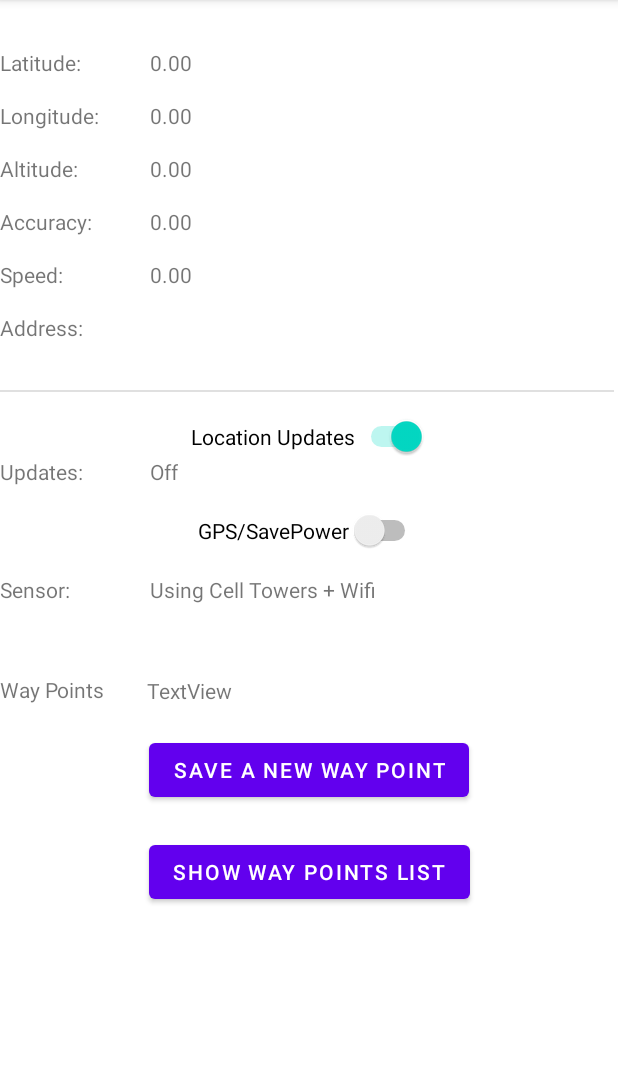
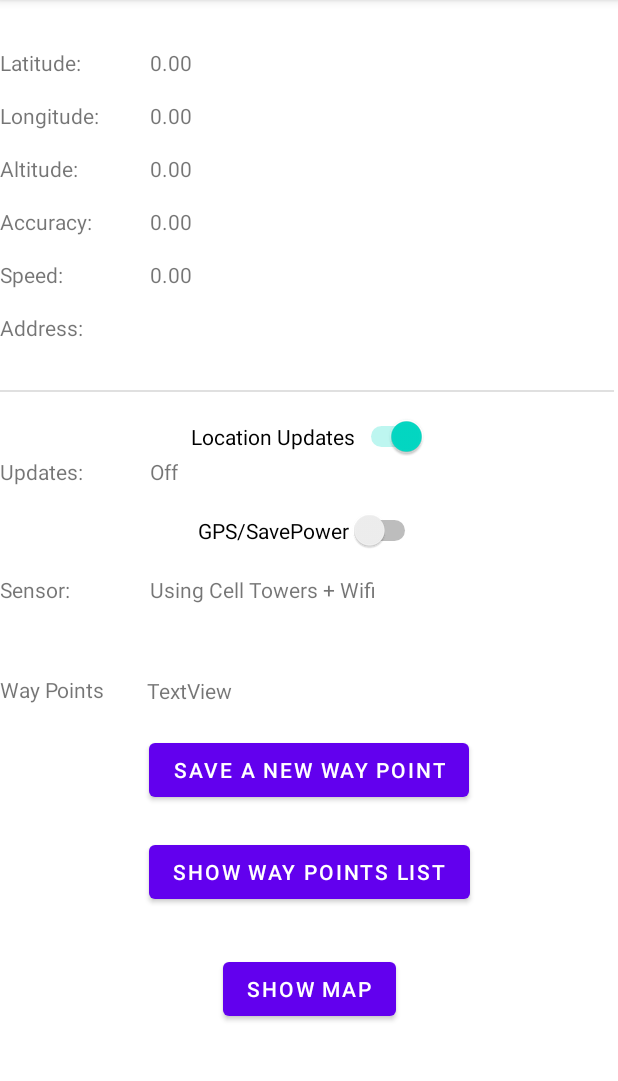
Before and after one commit to zeyadelhalawany9th/SimpleGPSTracking, an Android app: the screen it shows after launch (MainActivity), on a phone screen of 412 x 824 dp, the part 84-1165 px from its top. Run offline under Robolectric (Android 15) with nearby library versions, the light colour scheme and no system bars.

Commit message:
final updates

```diff
--- a/app/build.gradle
+++ b/app/build.gradle
@@ -1,5 +1,6 @@
 plugins {
     id 'com.android.application'
+    id 'com.google.android.libraries.mapsplatform.secrets-gradle-plugin'
 }
 
 android {
@@ -25,6 +26,9 @@ android {
         sourceCompatibility JavaVersion.VERSION_1_8
         targetCompatibility JavaVersion.VERSION_1_8
     }
+    buildFeatures {
+        viewBinding true
+    }
 }
 
 dependencies {
@@ -33,6 +37,7 @@ dependencies {
     implementation 'com.google.android.gms:play-services-location:19.0.1'
     implementation 'com.google.android.material:material:1.5.0'
     implementation 'androidx.constraintlayout:constraintlayout:2.1.3'
+    implementation 'com.google.android.gms:play-services-maps:18.0.2'
     testImplementation 'junit:junit:4.13.2'
     androidTestImplementation 'androidx.test.ext:junit:1.1.3'
     androidTestImplementation 'androidx.test.espresso:espresso-core:3.4.0'
--- a/app/src/main/java/com/example/simplegpstracking/MainActivity.java
+++ b/app/src/main/java/com/example/simplegpstracking/MainActivity.java
@@ -5,6 +5,7 @@ import androidx.appcompat.app.AppCompatActivity;
 import androidx.core.app.ActivityCompat;
 
 import android.Manifest;
+import android.content.Intent;
 import android.content.pm.PackageManager;
 import android.location.Address;
 import android.location.Geocoder;
@@ -37,7 +38,7 @@ public class MainActivity extends AppCompatActivity {
     sensorValue, updatesLabel, updatesValue, addressLabel, addressValue, wayPointsLabel, wayPointsValue;
 
 
-    Button newWayPointBtn, wayPointsListBtn;
+    Button newWayPointBtn, wayPointsListBtn, showMapBtn;
 
     Switch locationUpdates, gps;
 
@@ -100,6 +101,8 @@ public class MainActivity extends AppCompatActivity {
         newWayPointBtn = findViewById(R.id.newWayPointBtn);
         wayPointsListBtn = findViewById(R.id.wayPointsListBtn);
 
+        showMapBtn = findViewById(R.id.showMapBtn);
+
 
         // initializing the LocationRequest class instance and its properties
         locationRequest = LocationRequest.create();
@@ -133,6 +136,25 @@ public class MainActivity extends AppCompatActivity {
 
                 savedLocations.add(currentLocation);
 
+            }
+        });
+
+        wayPointsListBtn.setOnClickListener(new View.OnClickListener() {
+            @Override
+            public void onClick(View view) {
+
+                Intent intent = new Intent(MainActivity.this, ShowSavedLocationsList.class);
+                startActivity(intent);
+            }
+        });
+
+
+        showMapBtn.setOnClickListener(new View.OnClickListener() {
+            @Override
+            public void onClick(View view) {
+
+                Intent intent = new Intent(MainActivity.this, ShowMap.class);
+                startActivity(intent);
             }
         });
 
--- a/app/src/main/res/layout/activity_main.xml
+++ b/app/src/main/res/layout/activity_main.xml
@@ -206,10 +206,20 @@
         android:id="@+id/wayPointsListBtn"
         android:layout_width="wrap_content"
         android:layout_height="wrap_content"
+        android:layout_marginTop="20dp"
         android:text="Show Way Points List"
-        android:layout_marginTop="20dp"
         app:layout_constraintEnd_toEndOf="parent"
         app:layout_constraintStart_toStartOf="parent"
         app:layout_constraintTop_toBottomOf="@+id/newWayPointBtn" />
 
+    <Button
+        android:id="@+id/showMapBtn"
+        android:layout_width="wrap_content"
+        android:layout_height="wrap_content"
+        android:layout_marginTop="30dp"
+        android:text="Show Map"
+        app:layout_constraintEnd_toEndOf="parent"
+        app:layout_constraintStart_toStartOf="parent"
+        app:layout_constraintTop_toBottomOf="@+id/wayPointsListBtn" />
+
 </androidx.constraintlayout.widget.ConstraintLayout>
--- a/app/src/main/res/values/strings.xml
+++ b/app/src/main/res/values/strings.xml
@@ -1,3 +1,4 @@
 <resources>
     <string name="app_name">SimpleGPSTracking</string>
+    <string name="title_activity_show_map">ShowMapActivity</string>
 </resources>
--- a/build.gradle
+++ b/build.gradle
@@ -2,6 +2,7 @@
 plugins {
     id 'com.android.application' version '7.1.2' apply false
     id 'com.android.library' version '7.1.2' apply false
+    id 'com.google.android.libraries.mapsplatform.secrets-gradle-plugin' version '2.0.0' apply false
 }
 
 task clean(type: Delete) {
```
Also changed, not shown: app/src/main/AndroidManifest.xml (+27 -3 lines), app/src/main/java/com/example/simplegpstracking/ShowMap.java (added, +125 -0 lines), app/src/main/java/com/example/simplegpstracking/ShowSavedLocationsList.java (added, +55 -0 lines), app/src/main/res/layout/activity_show_map.xml (added, +9 -0 lines), app/src/main/res/layout/activity_show_saved_locations_list.xml (added, +18 -0 lines).
